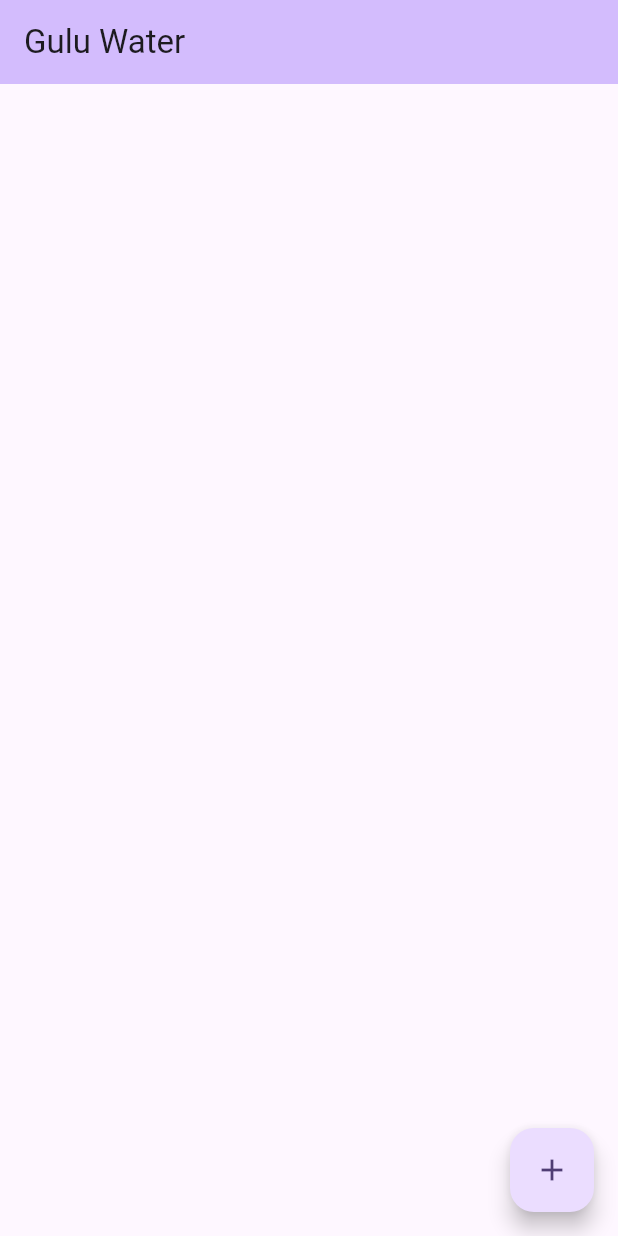
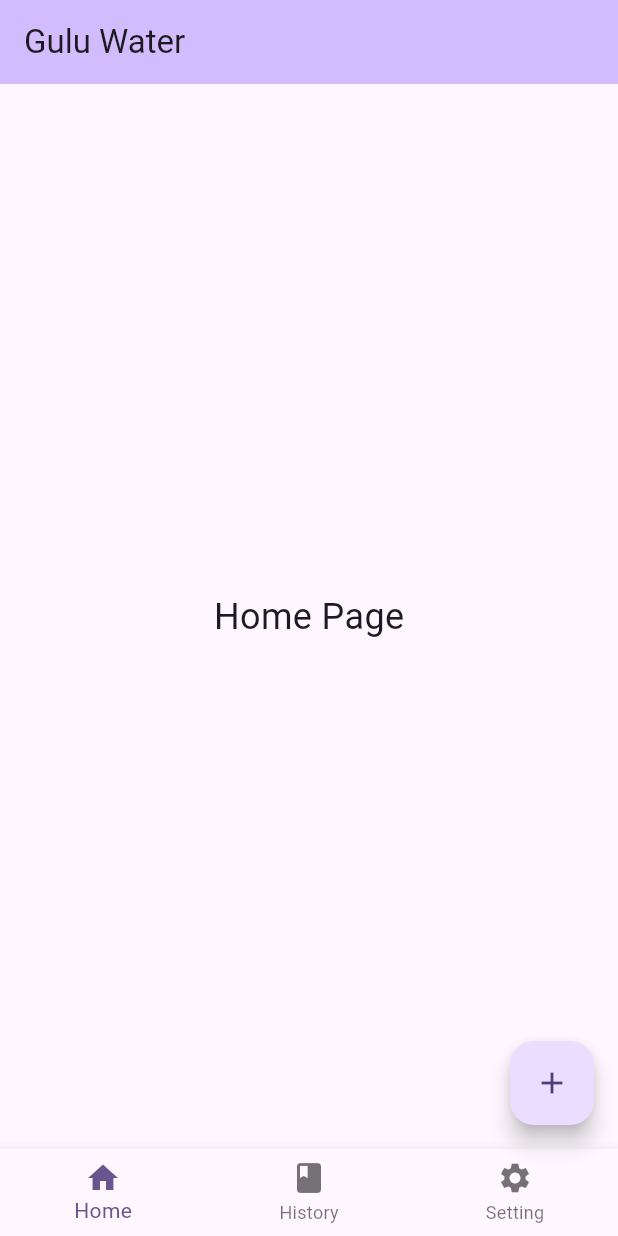
Before and after one commit to b15982003/GuluWater, a Flutter app: the screen it shows after launch, on a phone screen of 412 x 824 dp. Run offline on Flutter 3.47's test engine with Material 3 defaults, Android fonts, the phone set to English and light mode, and no system bars.

Commit message:
[feat] 新增 bottomNavigate

```diff
--- /dev/null
+++ b/lib/feature/home/MainApp.dart
@@ -0,0 +1,58 @@
+import 'package:flutter/material.dart';
+import 'package:gulu_water/feature/home/widget/bottom_navigate.dart';
+import 'package:gulu_water/feature/home/widget/history_page.dart';
+import 'package:gulu_water/feature/home/widget/home_page.dart';
+import 'package:gulu_water/feature/home/widget/setting_page.dart';
+
+class MainApp extends StatefulWidget {
+  const MainApp({super.key, required this.title});
+
+  final String title;
+
+  @override
+  State<MainApp> createState() => _MainAppState();
+}
+
+class _MainAppState extends State<MainApp> {
+  int _bottomSelectedIndex = 0;
+
+  void _onNavBottomTap(int index) {
+    setState(() {
+      _bottomSelectedIndex = index;
+    });
+  }
+
+  @override
+  Widget build(BuildContext context) {
+    return Scaffold(
+      appBar: AppBar(
+        backgroundColor: Theme.of(context).colorScheme.inversePrimary,
+        title: Text(widget.title),
+      ),
+      body: _buildBody(),
+      bottomNavigationBar: homeBottomNavigationBar(
+        context: context,
+        currentIndex: _bottomSelectedIndex,
+        onTap: _onNavBottomTap,
+      ),
+      floatingActionButton: FloatingActionButton(
+        onPressed: () => {},
+        tooltip: 'Add Record',
+        child: const Icon(Icons.add),
+      ), // This trailing comma makes auto-formatting nicer for build methods.
+    );
+  }
+
+  Widget _buildBody() {
+    switch (_bottomSelectedIndex) {
+      case 0:
+        return const HomePage();
+      case 1:
+        return const HistoryPage();
+      case 2:
+        return const SettingsPage();
+      default:
+        return const HomePage();
+    }
+  }
+}
--- a/lib/feature/home/home_page.dart
+++ /dev/null
@@ -1,28 +0,0 @@
-import 'package:flutter/material.dart';
-
-class HomePage extends StatefulWidget {
-  const HomePage({super.key, required this.title});
-
-  final String title;
-
-  @override
-  State<HomePage> createState() => _HomePageState();
-}
-
-class _HomePageState extends State<HomePage> {
-  @override
-  Widget build(BuildContext context) {
-    return Scaffold(
-      appBar: AppBar(
-        backgroundColor: Theme.of(context).colorScheme.inversePrimary,
-        title: Text(widget.title),
-      ),
-      body: Center(),
-      floatingActionButton: FloatingActionButton(
-        onPressed: () =>{},
-        tooltip: 'Add Record',
-        child: const Icon(Icons.add),
-      ), // This trailing comma makes auto-formatting nicer for build methods.
-    );
-  }
-}
--- /dev/null
+++ b/lib/feature/home/widget/bottom_navigate.dart
@@ -0,0 +1,34 @@
+import 'package:flutter/material.dart';
+
+Widget homeBottomNavigationBar({
+  required BuildContext context,
+  required int currentIndex,
+  required void Function(int) onTap}) {
+  const navItemIcon = [
+    Icon(Icons.home),
+    Icon(Icons.book),
+    Icon(Icons.settings),
+  ];
+  const navItemText = [
+    Text('Home'),
+    Text('History'),
+    Text('Setting'),
+  ];
+
+  final bottomBar = <BottomNavigationBarItem>[];
+
+  for (int i = 0; i < navItemIcon.length; i++) {
+    bottomBar.add(
+        BottomNavigationBarItem(
+          icon: navItemIcon[i],
+          label: navItemText[i].data,
+        )
+    );
+  }
+
+  return BottomNavigationBar(
+    items: bottomBar,
+    currentIndex: currentIndex,
+    onTap: onTap,
+  );
+}
--- /dev/null
+++ b/lib/feature/home/widget/history_page.dart
@@ -0,0 +1,12 @@
+import 'package:flutter/material.dart';
+
+class HistoryPage extends StatelessWidget {
+  const HistoryPage({super.key});
+
+  @override
+  Widget build(BuildContext context) {
+    return const Center(
+      child: Text('History Page', style: TextStyle(fontSize: 24)),
+    );
+  }
+}
--- /dev/null
+++ b/lib/feature/home/widget/home_page.dart
@@ -0,0 +1,12 @@
+import 'package:flutter/cupertino.dart';
+
+class HomePage extends StatelessWidget {
+  const HomePage({super.key});
+
+  @override
+  Widget build(BuildContext context) {
+    return const Center(
+      child: Text('Home Page', style: TextStyle(fontSize: 24)),
+    );
+  }
+}
--- /dev/null
+++ b/lib/feature/home/widget/setting_page.dart
@@ -0,0 +1,12 @@
+import 'package:flutter/material.dart';
+
+class SettingsPage extends StatelessWidget {
+  const SettingsPage({super.key});
+
+  @override
+  Widget build(BuildContext context) {
+    return const Center(
+      child: Text('Settings Page', style: TextStyle(fontSize: 24)),
+    );
+  }
+}
--- a/lib/main.dart
+++ b/lib/main.dart
@@ -1,6 +1,6 @@
 import 'package:flutter/material.dart';
 
-import 'feature/home/home_page.dart';
+import 'feature/home/MainApp.dart';
 
 void main() {
   runApp(const MyApp());
@@ -16,7 +16,7 @@ class MyApp extends StatelessWidget {
       theme: ThemeData(
         colorScheme: ColorScheme.fromSeed(seedColor: Colors.deepPurple),
       ),
-      home: const HomePage(title: 'Gulu Water'),
+      home: const MainApp(title: 'Gulu Water'),
     );
   }
 }
```
